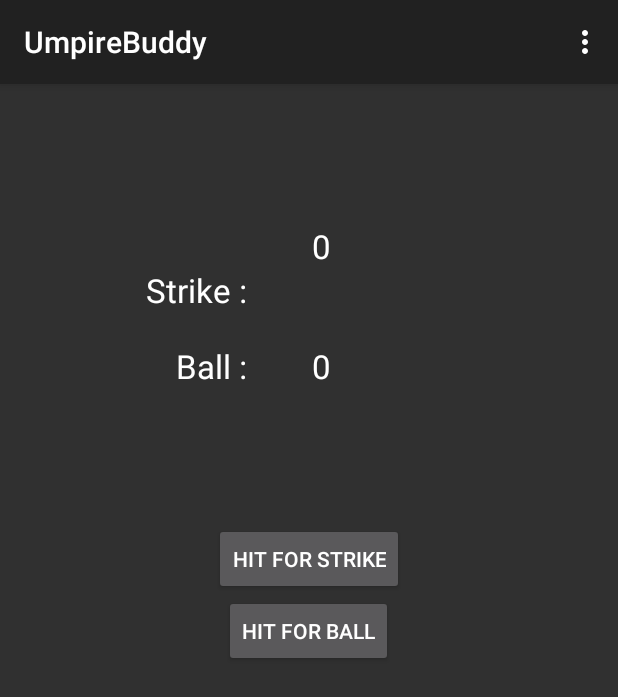
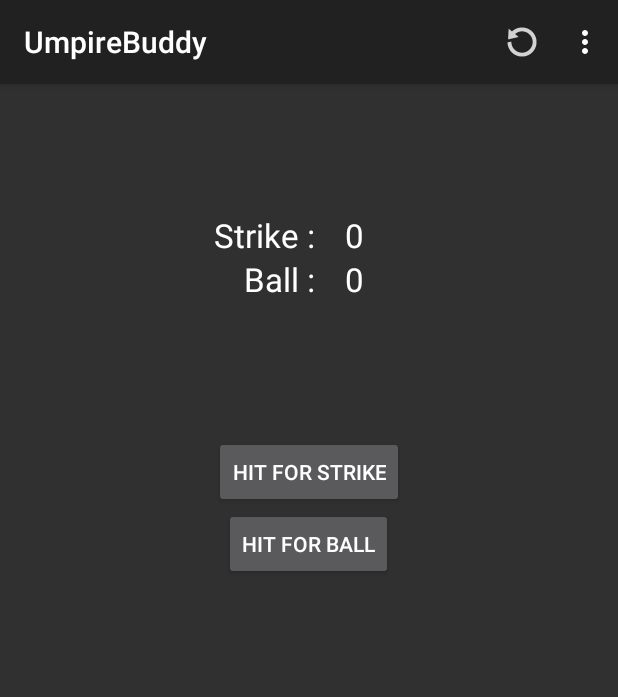
Before and after one commit to sil3nz3r/UmpireBuddy, an Android app: the screen it shows after launch (MainActivity), on a phone screen of 412 x 824 dp. Shown: the top 697 px of the screen. Run offline under Robolectric (Android 15) with nearby library versions, the phone set to English and light mode, and no system bars.

Commit message:
Reset + About button
Add Reset button and About button on the Action Bar

```diff
--- a/app/src/main/AndroidManifest.xml
+++ b/app/src/main/AndroidManifest.xml
@@ -4,7 +4,7 @@
 
     <application
         android:allowBackup="true"
-        android:icon="@mipmap/ic_launcher"
+        android:icon="@mipmap/umpirebuddy_icon"
         android:label="@string/app_name"
         android:theme="@style/AppTheme" >
         <activity
--- a/app/src/main/res/layout/activity_main.xml
+++ b/app/src/main/res/layout/activity_main.xml
@@ -12,9 +12,9 @@
         android:textAppearance="?android:attr/textAppearanceLarge"
         android:text="@string/Strike_text"
         android:id="@+id/Strike_text"
-        android:layout_below="@+id/Strike_count"
-        android:layout_alignParentStart="true"
-        android:layout_marginStart="81dp" />
+        android:layout_alignParentTop="true"
+        android:layout_alignStart="@+id/Strike_button"
+        android:layout_marginTop="70dp" />
 
     <TextView
         android:layout_width="wrap_content"
@@ -22,7 +22,6 @@
         android:textAppearance="?android:attr/textAppearanceLarge"
         android:text="@string/Ball_text"
         android:id="@+id/Ball_text"
-        android:layout_marginTop="21dp"
         android:layout_below="@+id/Strike_text"
         android:layout_alignEnd="@+id/Strike_text" />
 
@@ -32,10 +31,8 @@
         android:textAppearance="?android:attr/textAppearanceLarge"
         android:text="@string/Strike_count"
         android:id="@+id/Strike_count"
-        android:layout_marginTop="77dp"
-        android:layout_marginStart="43dp"
-        android:layout_alignParentTop="true"
-        android:layout_toEndOf="@+id/Strike_text" />
+        android:layout_alignTop="@+id/Strike_text"
+        android:layout_alignStart="@+id/Ball_count" />
 
     <TextView
         android:layout_width="wrap_content"
@@ -44,7 +41,8 @@
         android:text="@string/Ball_count"
         android:id="@+id/Ball_count"
         android:layout_alignTop="@+id/Ball_text"
-        android:layout_alignStart="@+id/Strike_count" />
+        android:layout_alignEnd="@+id/Ball_button"
+        android:layout_marginEnd="19dp" />
 
     <Button
         android:layout_width="wrap_content"
--- a/app/src/main/res/menu/menu_main.xml
+++ b/app/src/main/res/menu/menu_main.xml
@@ -1,5 +1,11 @@
 <menu xmlns:android="http://schemas.android.com/apk/res/android"
+    xmlns:app="http://schemas.android.com/apk/res-auto"
     xmlns:tools="http://schemas.android.com/tools" tools:context=".MainActivity">
-    <item android:id="@+id/action_settings" android:title="@string/action_settings"
-        android:orderInCategory="100" android:showAsAction="never" />
+    <item android:id="@+id/reset"
+        android:title="Reset"
+        android:icon="@drawable/ic_action_refresh"
+        android:showAsAction="withText|ifRoom" />
+    <item android:id="@+id/about"
+        android:title="About"
+        android:showAsAction="never" />
 </menu>
--- a/app/src/main/res/values/strings.xml
+++ b/app/src/main/res/values/strings.xml
@@ -7,9 +7,11 @@
     <string name="Strike_text">Strike :</string>
     <string name="Strike_count">0</string>
     <string name="Strike_button_text">Hit for strike</string>
+    <string name="Strike_out_text">Out!</string>
 
     <string name="Ball_text">Ball :</string>
     <string name="Ball_count">0</string>
     <string name="Ball_button_text">Hit for ball</string>
+    <string name="Base_on_balls_text">Walk!</string>
 
 </resources>
```
Also changed, not shown: app/src/main/java/umkc/student/tuhvu/umpirebuddy/AboutActivity.java (added, +7 -0 lines), app/src/main/java/umkc/student/tuhvu/umpirebuddy/MainActivity.java (+58 -15 lines), app/src/main/res/drawable-hdpi/ic_action_refresh.png (added), app/src/main/res/drawable-mdpi/ic_action_refresh.png (added), app/src/main/res/drawable-xhdpi/ic_action_refresh.png (added), app/src/main/res/drawable-xxhdpi/ic_action_refresh.png (added), app/src/main/res/mipmap-hdpi/umpirebuddy_icon.png (added), app/src/main/res/mipmap-mdpi/umpirebuddy_icon.png (added), app/src/main/res/mipmap-xhdpi/umpirebuddy_icon.png (added), app/src/main/res/mipmap-xxhdpi/umpirebuddy_icon.png (added), app/src/main/res/mipmap-xxxhdpi/umpirebuddy_icon.png (added), app/src/main/umpirebuddy_icon-web.png (added).
